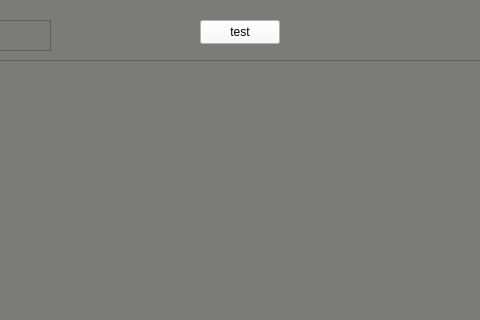
Above: front_office/mainwindow.ui from Tristan-Le-Bars/NetWatch before the change; both pictures show x 210 to 690 and y 0 to 320 of the 943 by 900 pixel window. Below: the same form after it.
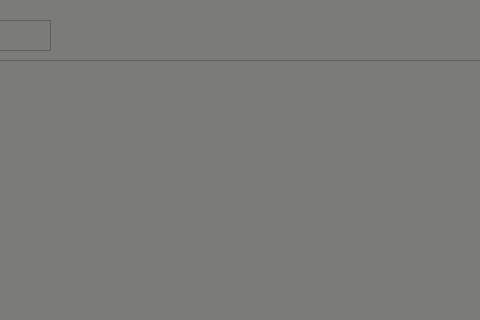
That is the form after the change.

Commit message: [ADD] - now display the ID of the servers in the data layouts

```diff
--- a/front_office/mainwindow.ui
+++ b/front_office/mainwindow.ui
@@ -33,22 +33,6 @@
      <string>Connect</string>
     </property>
    </widget>
-   <widget class="QPushButton" name="test_button">
-    <property name="geometry">
-     <rect>
-      <x>410</x>
-      <y>20</y>
-      <width>80</width>
-      <height>24</height>
-     </rect>
-    </property>
-    <property name="styleSheet">
-     <string notr="true">background-color: #F9F9F9;</string>
-    </property>
-    <property name="text">
-     <string>test</string>
-    </property>
-   </widget>
    <widget class="QWidget" name="horizontalLayoutWidget">
     <property name="geometry">
      <rect>
```
The commit also changes 4 other files.
